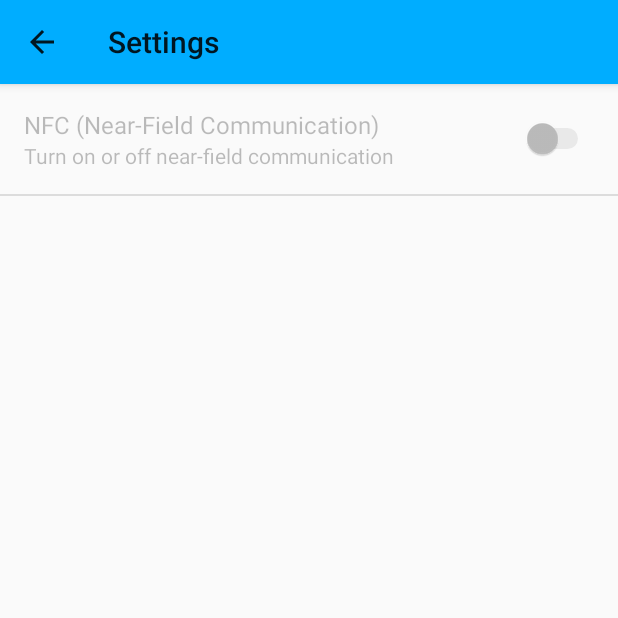
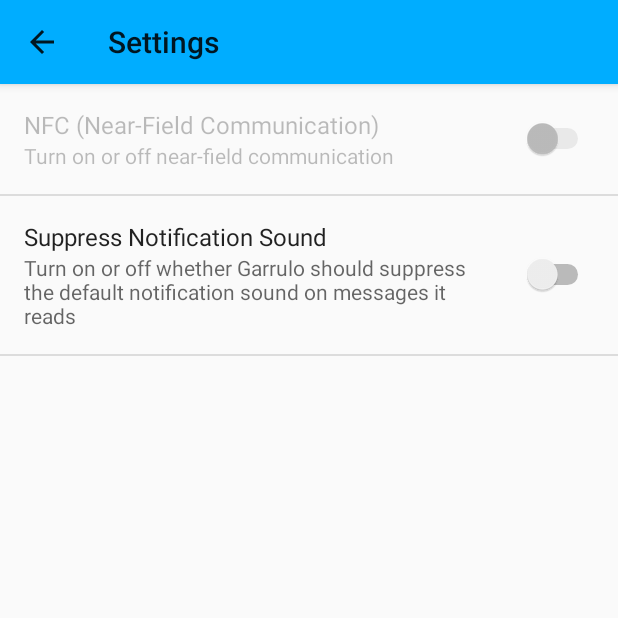
Before and after one commit to glasstowerstudios/garrulo, an Android app: the screen it shows after launch (SettingsActivity), in the options menu, after a tap on "Settings", on a phone screen of 412 x 824 dp, the top half of it. Run offline under Robolectric (Android 15) with nearby library versions, the phone set to English and light mode, and no system bars.

Commit message:
(#4): Add a setting that disables default notification sounds.

```diff
--- /dev/null
+++ b/Garrulo/src/main/java/com/glasstowerstudios/garrulo/pref/GarruloPreferences.java
@@ -0,0 +1,41 @@
+package com.glasstowerstudios.garrulo.pref;
+
+import android.content.SharedPreferences;
+import android.content.res.Resources;
+import android.preference.PreferenceManager;
+
+import com.glasstowerstudios.garrulo.app.GarruloApplication;
+
+import com.glasstowerstudios.garrulo.R;
+
+/**
+ * Encapsulation of preferences specific to Garrulo.
+ *
+ * An instance of {@link GarruloPreferences} is immutable. That is, if you need to change a
+ * preference in this set, you will need to change it in the backend and then retrieve a new
+ * instance of this object.
+ */
+public class GarruloPreferences {
+    private boolean mNFCEnabled;
+    private boolean mSuppressDefaultNotificationSound;
+
+    private GarruloPreferences() {
+        GarruloApplication app = GarruloApplication.getInstance();
+        Resources res = app.getResources();
+        SharedPreferences prefs = PreferenceManager.getDefaultSharedPreferences(app);
+        mNFCEnabled = prefs.getBoolean(res.getString(R.string.pref_key_nfc_onoff), false);
+        mSuppressDefaultNotificationSound = prefs.getBoolean(res.getString(R.string.pref_key_suppress_notification_sound), false);
+    }
+
+    public boolean isNFCEnabled() {
+        return mNFCEnabled;
+    }
+
+    public boolean isSuppressDefaultNotificationSound() {
+        return mSuppressDefaultNotificationSound;
+    }
+
+    public static GarruloPreferences getPreferences() {
+        return new GarruloPreferences();
+    }
+}
--- a/Garrulo/src/main/java/com/glasstowerstudios/garrulo/ui/GarruloMainActivity.java
+++ b/Garrulo/src/main/java/com/glasstowerstudios/garrulo/ui/GarruloMainActivity.java
@@ -1,13 +1,18 @@
 package com.glasstowerstudios.garrulo.ui;
 
 import android.app.Activity;
+import android.content.Context;
 import android.content.Intent;
+import android.media.AudioManager;
 import android.os.Bundle;
+import android.provider.Settings;
 import android.util.Log;
 import android.view.Menu;
 import android.view.MenuItem;
 
 import com.glasstowerstudios.garrulo.R;
+import com.glasstowerstudios.garrulo.app.GarruloApplication;
+import com.glasstowerstudios.garrulo.pref.GarruloPreferences;
 import com.glasstowerstudios.garrulo.service.GarruloListenerService;
 import com.glasstowerstudios.garrulo.tts.TTSAdapter;
 import com.glasstowerstudios.garrulo.tts.TTSAdapterFactory;
@@ -42,6 +47,10 @@ public class GarruloMainActivity
         mAdapter = TTSAdapterFactory.getAdapter();
         mAdapter.init(this);
         startService(new Intent(this, GarruloListenerService.class));
+
+        if (GarruloPreferences.getPreferences().isSuppressDefaultNotificationSound()) {
+            GarruloApplication.getInstance().suppressNotifications();
+        }
     }
 
     @Override
@@ -50,6 +59,8 @@ public class GarruloMainActivity
         Log.d(LOGTAG, "Destroying Garrulo main activity");
         stopService(new Intent(this, GarruloListenerService.class));
         mAdapter.shutdown();
+
+        GarruloApplication.getInstance().unsuppressNotifications();
     }
 
     @Override
--- a/Garrulo/src/main/res/values/strings.xml
+++ b/Garrulo/src/main/res/values/strings.xml
@@ -26,4 +26,7 @@
     <string name="pref_nfc_settings_alert_message">NFC is currently disabled in the system settings. Would you like to navigate to the system settings to turn it on?</string>
     <string name="pref_nfc_settings_negative">No</string>
     <string name="pref_nfc_settings_positive">Yes</string>
+    <string name="pref_key_suppress_notification_sound">garrulo.notifications.sounds.suppress</string>
+    <string name="pref_title_suppress_notification_sound">Suppress Notification Sound</string>
+    <string name="pref_summary_suppress_notification_sound">Turn on or off whether Garrulo should suppress the default notification sound on messages it reads</string>
 </resources>
--- a/Garrulo/src/main/res/xml/pref_general.xml
+++ b/Garrulo/src/main/res/xml/pref_general.xml
@@ -1,9 +1,14 @@
-<PreferenceScreen xmlns:android="http://schemas.android.com/apk/res/android">
-
+<PreferenceScreen
+    xmlns:android="http://schemas.android.com/apk/res/android">
     <SwitchPreference
         android:key="@string/pref_key_nfc_onoff"
         android:title="@string/pref_title_nfc_onoff"
         android:summary="@string/pref_summary_nfc_onoff"
+        android:defaultValue="false" />
+    <SwitchPreference
+        android:key="@string/pref_key_suppress_notification_sound"
+        android:title="@string/pref_title_suppress_notification_sound"
+        android:summary="@string/pref_summary_suppress_notification_sound"
         android:defaultValue="false" />
     <!--<CheckBoxPreference-->
         <!--android:key="example_checkbox"-->
--- a/Garrulo/src/main/res/xml/pref_headers.xml
+++ b/Garrulo/src/main/res/xml/pref_headers.xml
@@ -1,4 +1,5 @@
-<preference-headers xmlns:android="http://schemas.android.com/apk/res/android">
+<preference-headers
+    xmlns:android="http://schemas.android.com/apk/res/android">
 
     <header
         android:fragment="com.glasstowerstudios.garrulo.ui.SettingsActivity$GeneralPreferenceFragment"
```
Also changed, not shown: Garrulo/src/main/java/com/glasstowerstudios/garrulo/app/GarruloApplication.java (+30 -0 lines), Garrulo/src/main/java/com/glasstowerstudios/garrulo/ui/SettingsActivity.java (+15 -2 lines).
